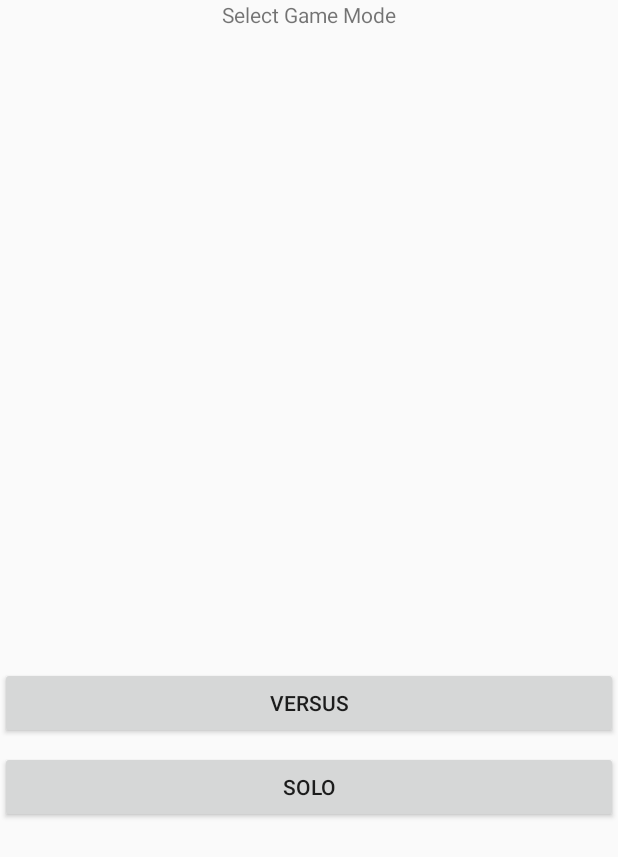
After one commit to Yanis-971/Puissance4, an Android app: the layout activity_dialog.xml on its own in the app's theme, with its tools: preview values and no code run, on a phone screen of 412 x 824 dp. The commit adds this screen. Shown: the top 857 px of the screen. Run offline under Robolectric (Android 15) with nearby library versions, the phone set to English and light mode, and no system bars.

```diff
--- a/app/src/main/java/com/example/puissance4/GameActivity.java
+++ b/app/src/main/java/com/example/puissance4/GameActivity.java
@@ -199,7 +199,7 @@ public class GameActivity extends AppCompatActivity {
         Intent ActivData = getIntent();
         mPlayer1.setText(ActivData.getStringExtra("Username1"));
 
-        mPlayer2.setText("COM");
+        mPlayer2.setText(ActivData.getStringExtra("Username2"));
 
         mCol1 = findViewById(R.id.button1);
         mCol2 = findViewById(R.id.button2);
--- /dev/null
+++ b/app/src/main/res/layout/activity_dialog.xml
@@ -0,0 +1,48 @@
+<?xml version="1.0" encoding="utf-8"?>
+<androidx.constraintlayout.widget.ConstraintLayout xmlns:android="http://schemas.android.com/apk/res/android"
+    xmlns:app="http://schemas.android.com/apk/res-auto"
+    xmlns:tools="http://schemas.android.com/tools"
+    android:layout_width="match_parent"
+    android:layout_height="match_parent"
+    android:orientation="vertical">
+
+    <TextView
+        android:id="@+id/Title"
+        android:layout_width="wrap_content"
+        android:layout_height="wrap_content"
+        android:text="Select Game Mode"
+        app:layout_constraintEnd_toEndOf="parent"
+        app:layout_constraintStart_toStartOf="parent"
+        app:layout_constraintTop_toTopOf="parent" />
+
+    <Button
+        android:id="@+id/Versus"
+        android:layout_width="0dp"
+        android:layout_height="wrap_content"
+        android:text="Versus"
+        app:layout_constraintEnd_toEndOf="parent"
+        app:layout_constraintStart_toStartOf="parent"
+        app:layout_constraintTop_toBottomOf="@+id/Username2" />
+
+    <Button
+        android:id="@+id/Solo"
+        android:layout_width="0dp"
+        android:layout_height="wrap_content"
+        android:layout_marginTop="8dp"
+        android:text="Solo"
+        app:layout_constraintEnd_toEndOf="parent"
+        app:layout_constraintStart_toStartOf="parent"
+        app:layout_constraintTop_toBottomOf="@+id/Versus" />
+
+    <EditText
+        android:id="@+id/Username2"
+        android:layout_width="wrap_content"
+        android:layout_height="wrap_content"
+        android:ems="10"
+        android:hint="Player2"
+        android:visibility="invisible"
+        app:layout_constraintBottom_toBottomOf="parent"
+        app:layout_constraintEnd_toEndOf="parent"
+        app:layout_constraintStart_toStartOf="parent"
+        app:layout_constraintTop_toBottomOf="@+id/Title" />
+</androidx.constraintlayout.widget.ConstraintLayout>
```
Also changed, not shown: app/src/main/java/com/example/puissance4/MainActivity.java (+83 -6 lines).
